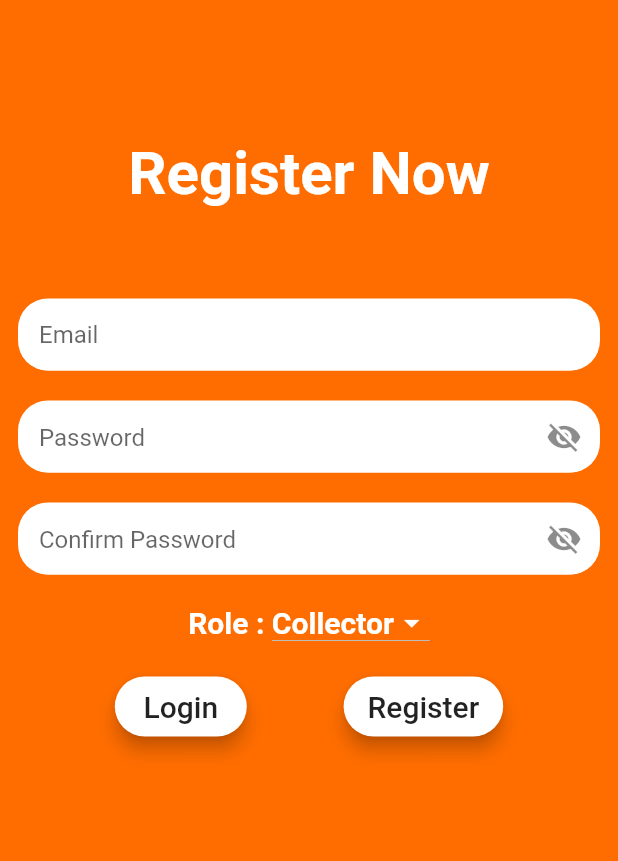
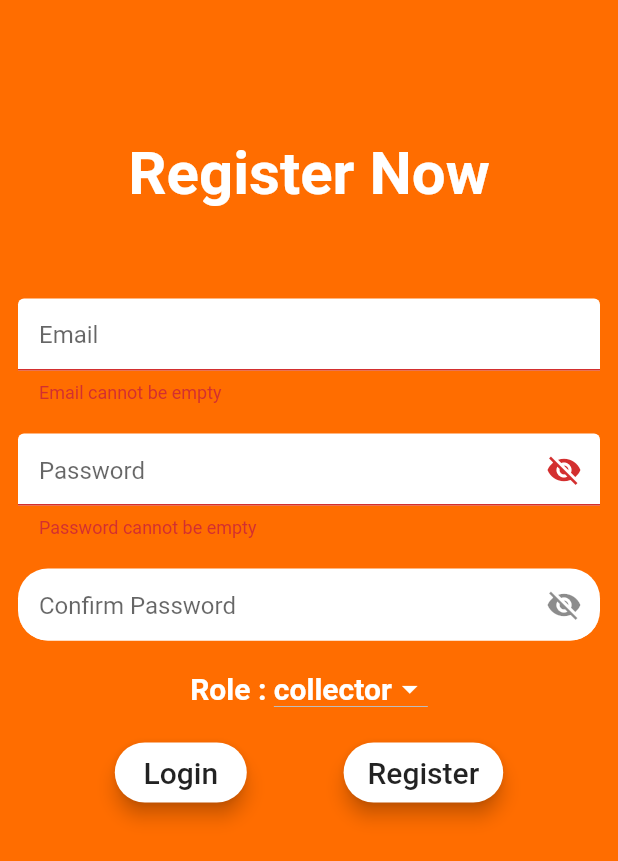
Before and after one commit to shivanisah/farmer_app, a Flutter app: the screen it shows after launch, after a tap on "Register", on a phone screen of 412 x 824 dp. Shown: the top 861 px of the screen. Run offline on Flutter 3.47's test engine with Material 2 defaults, Android fonts, the phone set to English and light mode, and no system bars; our stand-ins replace cloud_firestore, firebase_auth, firebase_core, form_field_validator; accounts and stored records are empty.

```diff
--- a/lib/register.dart
+++ b/lib/register.dart
@@ -1,11 +1,9 @@
-import 'package:flutter/src/foundation/key.dart';
-import 'package:flutter/src/widgets/framework.dart';
-
 import 'dart:io';
 import 'package:cloud_firestore/cloud_firestore.dart';
 import 'package:firebase_auth/firebase_auth.dart';
 import 'package:flutter/material.dart';
 import 'login.dart';
+// import 'model.dart';
 
 class Register extends StatefulWidget {
   @override
@@ -22,7 +20,8 @@ class _RegisterState extends State<Register> {
   final _auth = FirebaseAuth.instance;
 
   final TextEditingController passwordController = new TextEditingController();
-  final TextEditingController confirmpassController = new TextEditingController();
+  final TextEditingController confirmpassController =
+      new TextEditingController();
   final TextEditingController name = new TextEditingController();
   final TextEditingController emailController = new TextEditingController();
   final TextEditingController mobile = new TextEditingController();
@@ -30,11 +29,11 @@ class _RegisterState extends State<Register> {
   bool _isObscure2 = true;
   File? file;
   var options = [
-    'Collector',
+    'collector',
     'Farmer',
   ];
-  var _currentItemSelected = "Collector";
-  var role = "Collector";
+  var _currentItemSelected = "collector";
+  var role = "collector";
 
   @override
   Widget build(BuildContext context) {
@@ -274,8 +273,8 @@ class _RegisterState extends State<Register> {
                                 setState(() {
                                   showProgress = true;
                                 });
-                                // signUp(emailController.text,
-                                //     passwordController.text, role);
+                                signUp(emailController.text,
+                                    passwordController.text, role);
                               },
                               child: Text(
                                 "Register",
@@ -298,4 +297,23 @@ class _RegisterState extends State<Register> {
       ),
     );
   }
+
+  void signUp(String email, String password, String role) async {
+    CircularProgressIndicator();
+    if (_formkey.currentState!.validate()) {
+      await _auth
+          .createUserWithEmailAndPassword(email: email, password: password)
+          .then((value) => {postDetailsToFirestore(email, role)})
+          .catchError((e) {});
+    }
+  }
+
+  postDetailsToFirestore(String email, String role) async {
+    FirebaseFirestore firebaseFirestore = FirebaseFirestore.instance;
+    var user = _auth.currentUser;
+    CollectionReference ref = FirebaseFirestore.instance.collection('users');
+    ref.doc(user!.uid).set({'email': emailController.text, 'role': role});
+    Navigator.pushReplacement(
+        context, MaterialPageRoute(builder: (context) => LoginPage()));
+  }
 }
--- a/pubspec.yaml
+++ b/pubspec.yaml
@@ -36,6 +36,8 @@ dependencies:
   cupertino_icons: ^1.0.2
   cloud_firestore: ^4.0.5
   firebase_auth: ^4.1.2
+  form_field_validator: ^1.1.0
+
 
 
 dev_dependencies:
```
Also changed, not shown: lib/UsersPages/Collector.dart (added, +43 -0 lines), lib/UsersPages/Farmer.dart (added, +43 -0 lines), lib/login.dart (+58 -18 lines), pubspec.lock.
